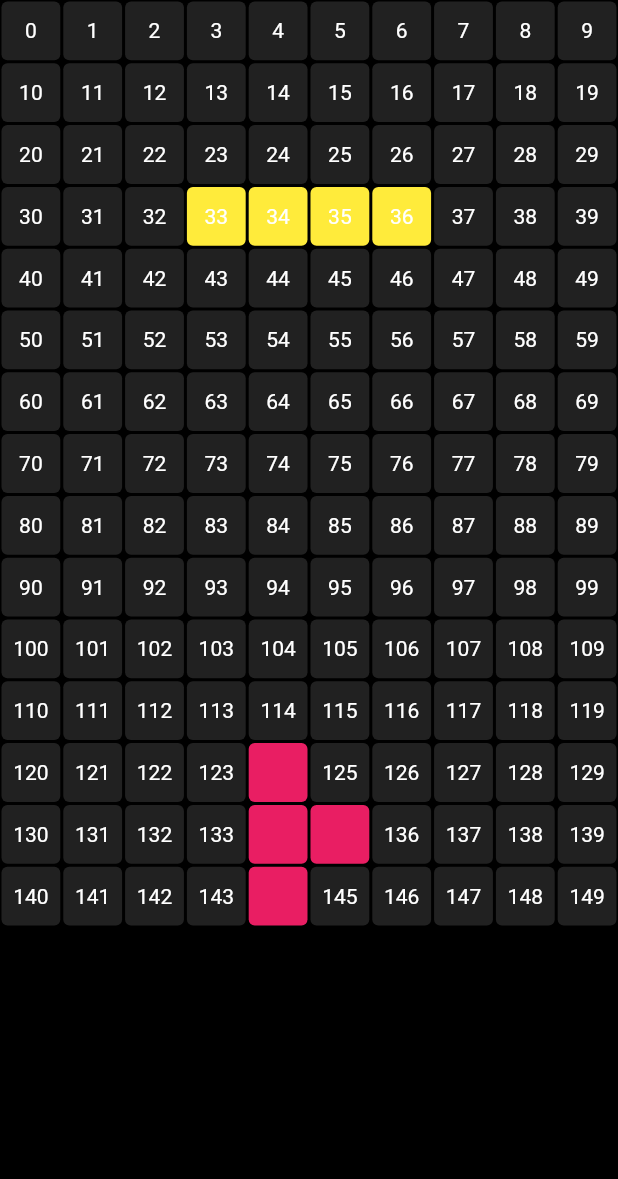
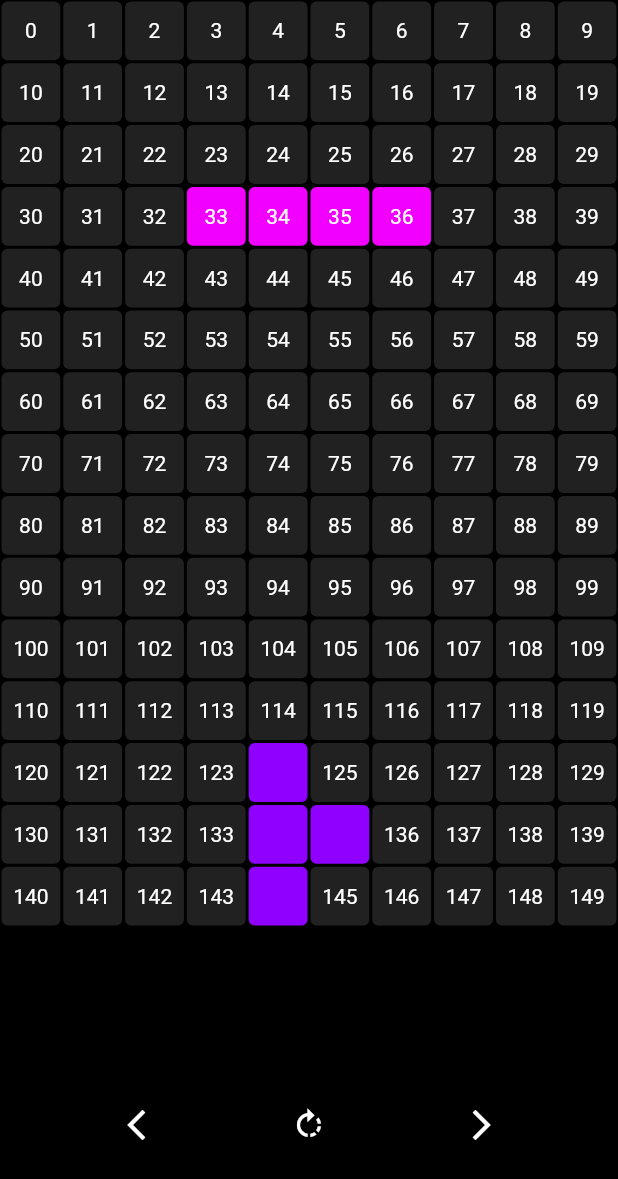
Before and after one commit to Kibet-g/Battlefield-2042-Full-Menu, a Flutter app: the screen it shows after launch, on a phone screen of 412 x 824 dp. Shown: the top 1179 px of the screen. Run offline on Flutter 3.47's test engine with Material 2 defaults, Android fonts, the phone set to English and light mode, and no system bars.

Commit message:
pixel.dart

```diff
--- a/lib/board.dart
+++ b/lib/board.dart
@@ -31,33 +31,33 @@ class GameBoard extends StatefulWidget {
 class _GameBoardState extends State<GameBoard> {
 
 
-
   //LETS CREATE THE CURRENT TETRIS PIECE
-  Piece currPiece =Piece(type: Tetromino.T);
+  //LETS CREATE THE CURRENT TETRIS PIECE
+  Piece currPiece = Piece(type: Tetromino.T);
 
   @override
-  void initState(){
+  void initState() {
     super.initState();
     //we start the game when the app starts
     startGame();
   }
-  void startGame(){
+
+  void startGame() {
     currPiece.initializePiece();
     //our frame refresh rate
-    Duration frameRate=const Duration(milliseconds: 400);
+    Duration frameRate = const Duration(milliseconds: 400);
     gameLoop(frameRate);
   }
-  void gameLoop(Duration frameRate){
+  void gameLoop(Duration frameRate) {
     Timer.periodic(
       frameRate,
-        (timer){
+          (timer) {
         setState(() {
-          //let us check for the landing
+          // This will move the piece down
+          currPiece.movePiece(Direction.down);
+          // let us check for the landing
           checkLanding();
-          //This will move the piece down
-          currPiece.movePiece(Direction.down);
         });
-
       },
     );
   }
@@ -70,6 +70,11 @@ class _GameBoardState extends State<GameBoard> {
       //calculate the row and collumn for the current piece
       int row = (currPiece.position[i] / rowLength).floor();
       int col = currPiece.position[i] % rowLength;
+      // Check for collision with existing pieces
+      if (gameBoard[row][col] != null) {
+        return true;
+      }
+
       //Now lets adjust the row and collumn based on the direction
       if (direction == Direction.left) {
         col -= 1;
@@ -88,37 +93,67 @@ class _GameBoardState extends State<GameBoard> {
     // if no collisions detected we will return false
     return false;
   }
+
   //we also check the tetris box landing and say
   void checkLanding() {
-    if (checkCollision(Direction.down)){
+    if (checkCollision(Direction.down)) {
       //we mark the position as occupied by the game board
-      for(int i=0; i<currPiece.position.length; i++){
-        int row = (currPiece.position[i]/rowLength).floor();
+      for (int i = 0; i < currPiece.position.length; i++) {
+        int row = (currPiece.position[i] / rowLength).floor();
         int col = currPiece.position[i] % rowLength;
-        if(row>=0 && col>=0){
-          gameBoard[row][col]=currPiece.type;
-
+        if (row >= 0 && col >= 0) {
+          gameBoard[row][col] = currPiece.type;
         }
       }
       //ONCE LANDED CREATE THE NEXT PIECE
       createNewPiece();
     }
   }
-    void createNewPiece(){
+
+  void createNewPiece() {
     //create a random object to generate random tetromino types
-      Random rand= Random();
+    Random rand = Random();
     //create the new piece with any random type of integer value
-      Tetromino randomType= Tetromino.values[rand.nextInt(Tetromino.values.length)];
-      currPiece=Piece(type: randomType);
+    Tetromino randomType = Tetromino.values[rand.nextInt(
+        Tetromino.values.length)];
+    currPiece = Piece(type: randomType);
     currPiece.initializePiece();
+  }
+
+  //Left
+  void moveLeft() {
+    //Make sure the move is valid before moving to the position you want
+    if (!checkCollision(Direction.left)) {
+      setState(() {
+        currPiece.movePiece(Direction.left);
+      });
+    }
+  }
+
+///Right
+  void moveRight() {
+    if (!checkCollision(Direction.right)) {
+      setState(() {
+        currPiece.movePiece(Direction.right);
+      });
+    }
+  }
+
+// Rotate
+  void rotatePiece() {
+    // TODO: Implement rotation logic
   }
 
   @override
   Widget build(BuildContext context) {
       return Scaffold(
         backgroundColor: Colors.black,
-      body: GridView.builder(
-        itemCount: rowLength*collength,
+        body: Column(
+          children: [
+            //GAME CONTROLS
+            Expanded(
+              child: GridView.builder(
+                itemCount: rowLength * collength,
                 physics: const NeverScrollableScrollPhysics(),
                 gridDelegate: SliverGridDelegateWithFixedCrossAxisCount(
                   crossAxisCount: rowLength,
@@ -126,22 +161,23 @@ class _GameBoardState extends State<GameBoard> {
                 // This is the slivergridelegatewithCrossAxisCount
                 itemBuilder: (context, index) {
                   //Get the row and collumn for the current piece
-          int row = (index/rowLength).floor();
+                  int row = (index / rowLength).floor();
                   int col = index % rowLength;
 
                   //The current piece
-          if(currPiece.position.contains(index)) {
+                  if (currPiece.position.contains(index)) {
                     return Pixel(
-              color: Colors.yellow,
+                      color: currPiece.color,
                       child: index,
                     );
                   }
                   //AFTER LANDING IT IS A BLANK PIXEL
-          else if (gameBoard[row][col] !=null)
-            {
-              return Pixel(color: Colors.pink, child: '');
+                  else if (gameBoard[row][col] != null) {
+                    final Tetromino? tetrominoType = gameBoard[row][col];
+                    return Pixel(
+                        color: tetrominoColors[tetrominoType], child: '');
                   }
-          else{
+                  else {
                     return Pixel(color: Colors.grey[900],
                       child: index,
                     );
@@ -149,6 +185,32 @@ class _GameBoardState extends State<GameBoard> {
                 },
 
               ),
+            ),
+            //Game controls
+
+
+            Padding(
+              padding: const EdgeInsets.only(bottom: 50.0),
+              child: Row(
+                mainAxisAlignment: MainAxisAlignment.spaceEvenly,
+                children: [
+                  //left
+                  IconButton(onPressed: moveLeft,
+                      color: Colors.white,
+                      icon: const Icon(Icons.arrow_back_ios_new)),
+                  //rotate
+                  IconButton(onPressed: rotatePiece,
+                      color: Colors.white,
+                      icon: const Icon(Icons.rotate_right)),
+                  //right
+                  IconButton(onPressed: moveRight,
+                      color: Colors.white,
+                      icon: const Icon(Icons.arrow_forward_ios)),
+                ],
+              ),
+            )
+          ],
+        ),
       );
     }
   }
```
Lines whose indentation alone changed are shown as unchanged.
